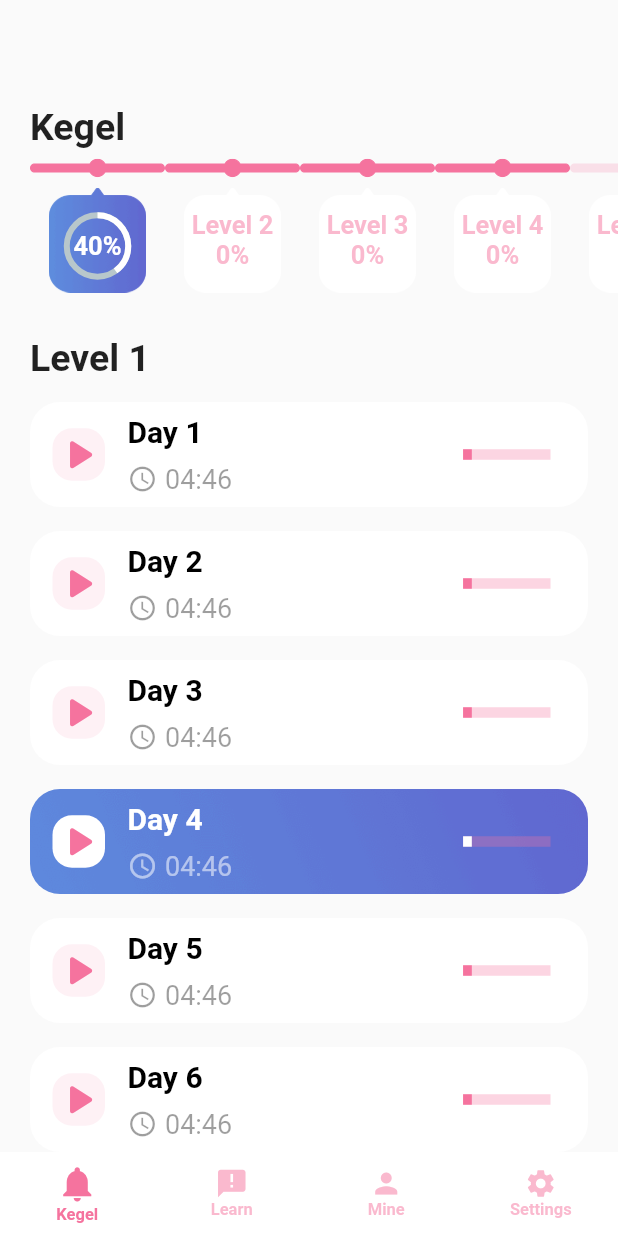
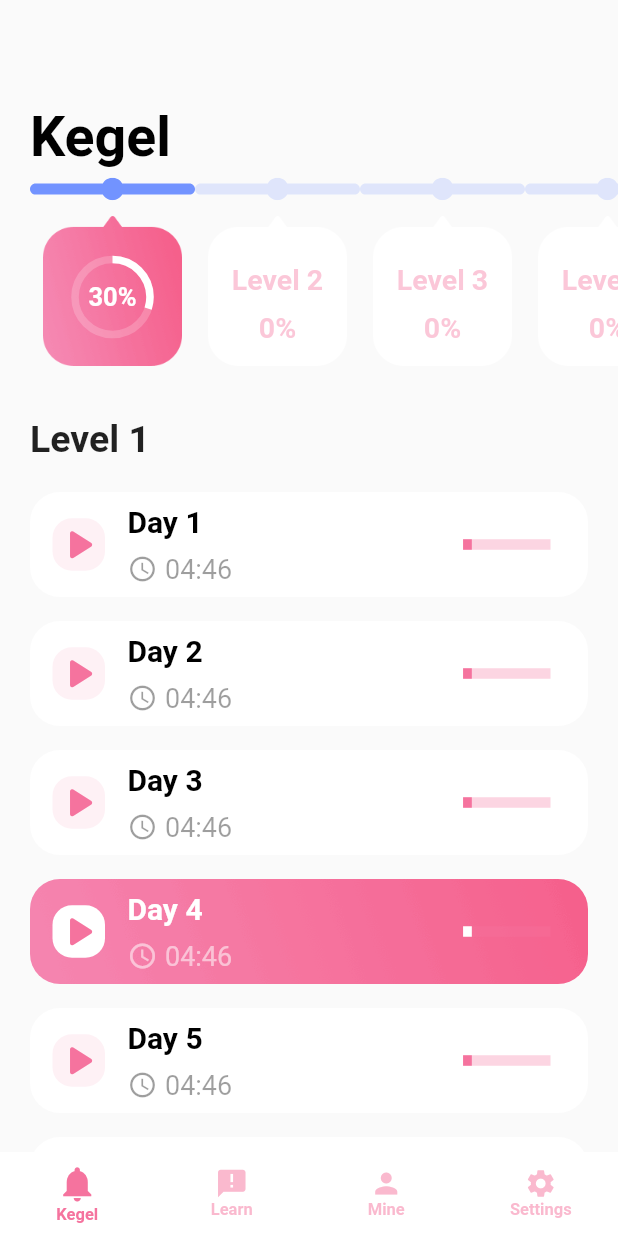
Before and after one commit to bobga/kegel_flutter_app, a Flutter app: the screen it shows after launch, on a phone screen of 412 x 824 dp. Run offline on Flutter 3.47's test engine with Material 2 defaults, Android fonts, the phone set to English and light mode, and no system bars; drawn by our look-alikes of percent_indicator; our stand-ins replace carousel_slider, device_preview, dots_indicator, fl_chart, flutter_svg, location and 3 more; missing offline and left inert: global_configuration; network calls fail.

Commit message:
Updated theme for all pages except Settings page

```diff
--- a/lib/pages/DayExercise.dart
+++ b/lib/pages/DayExercise.dart
@@ -38,6 +38,7 @@
         title: Text('Level 1',
             style: TextStyle(
               color: Colors.black38,
+              fontSize: 25,
             )),
       ),
       bottomNavigationBar: BottomAppBar(
--- a/lib/pages/KegelWidget.dart
+++ b/lib/pages/KegelWidget.dart
@@ -26,7 +26,7 @@
         children: [
           Container(
             padding: EdgeInsets.only(
-              top: 260,
+              top: 320,
             ),
             child: ListView.builder(
               itemCount: 10,
@@ -52,7 +52,7 @@
                               borderRadius: BorderRadius.circular(20),
                               image: DecorationImage(
                                 image: AssetImage(
-                                  "assets/img/bg_learn_card1_blue.png",
+                                  "assets/img/bg_learn_card1_pink.png",
                                 ),
                                 fit: BoxFit.cover,
                               ),
@@ -152,7 +152,7 @@
           ),
           Positioned(
             top: 0,
-            height: 260,
+            height: 350,
             width: screenSize.width,
             // color: Colors.blue,
             child: Column(
@@ -166,15 +166,12 @@
                   ),
                   child: Text(
                     "Kegel",
-                    style: TextStyle(
-                      fontWeight: FontWeight.bold,
-                      fontSize: 25,
-                    ),
+                    style: Theme.of(context).textTheme.headline1,
                   ),
                 ),
                 Container(
                   width: screenSize.width,
-                  height: 100,
+                  height: 140,
                   child: ListView.builder(
                     scrollDirection: Axis.horizontal,
                     itemCount: 10,
@@ -194,27 +191,25 @@
                           child: Column(
                             children: [
                               SizedBox(
-                                width: 90,
+                                width: 110,
                                 child: SvgPicture.asset(
                                   "assets/img/progressbar.svg",
-                                  color: _selectDay >= index
-                                      ? Theme.of(context).primaryColor
-                                      : Theme.of(context)
-                                          .primaryColor
-                                          .withOpacity(0.2),
+                                  color: _selectLevel >= index
+                                      ? Color(0xFF7293FF)
+                                      : Color(0xFF7293FF).withOpacity(0.2),
                                 ),
                               ),
                               SizedBox(
-                                height: 5,
+                                height: 10,
                               ),
                               _selectLevel == index
                                   ? Container(
-                                      height: 70,
-                                      width: 70,
+                                      height: 100,
+                                      width: 100,
                                       decoration: BoxDecoration(
                                         image: DecorationImage(
                                           image: AssetImage(
-                                            "assets/img/bg_level_select_blue.png",
+                                            "assets/img/bg_level_select_pink.png",
                                           ),
                                           fit: BoxFit.contain,
                                         ),
@@ -224,11 +219,11 @@
                                           padding:
                                               const EdgeInsets.only(top: 8.0),
                                           child: CircularPercentIndicator(
-                                            radius: 45.0,
-                                            lineWidth: 4.0,
-                                            percent: 0.4,
+                                            radius: 55.0,
+                                            lineWidth: 5.0,
+                                            percent: 0.3,
                                             center: Text(
-                                              "40%",
+                                              "30%",
                                               style: TextStyle(
                                                 color: Colors.white,
                                                 fontWeight: FontWeight.bold,
@@ -236,13 +231,15 @@
                                               ),
                                             ),
                                             progressColor: Colors.white,
+                                            backgroundColor:
+                                                Colors.white.withOpacity(0.2),
                                           ),
                                         ),
                                       ),
                                     )
                                   : Container(
-                                      height: 70,
-                                      width: 70,
+                                      height: 100,
+                                      width: 100,
                                       decoration: BoxDecoration(
                                         image: DecorationImage(
                                           image: AssetImage(
@@ -251,6 +248,7 @@
                                           fit: BoxFit.contain,
                                         ),
                                       ),
+                                      padding: EdgeInsets.only(top: 10),
                                       child: Center(
                                         child: Text(
                                           "Level ${index + 1} \n"
@@ -259,9 +257,10 @@
                                           style: TextStyle(
                                             color: Theme.of(context)
                                                 .primaryColor
-                                                .withOpacity(0.5),
-                                            fontSize: 17,
+                                                .withOpacity(0.4),
+                                            fontSize: 19,
                                             fontWeight: FontWeight.bold,
+                                            height: 1.7,
                                           ),
                                         ),
                                       ),
--- a/lib/pages/LearnWidget.dart
+++ b/lib/pages/LearnWidget.dart
@@ -32,10 +32,10 @@
             crossAxisAlignment: CrossAxisAlignment.start,
             children: <Widget>[
               Padding(
-                padding: const EdgeInsets.only(left: 35, top: 40, bottom: 10),
+                padding: const EdgeInsets.only(left: 20, top: 70, bottom: 10),
                 child: Text(
                   'Learn',
-                  style: Theme.of(context).textTheme.headline2,
+                  style: Theme.of(context).textTheme.headline1,
                 ),
               ),
               Container(
```
Also changed, not shown: lib/pages/MineWidget.dart (+22 -23 lines).
